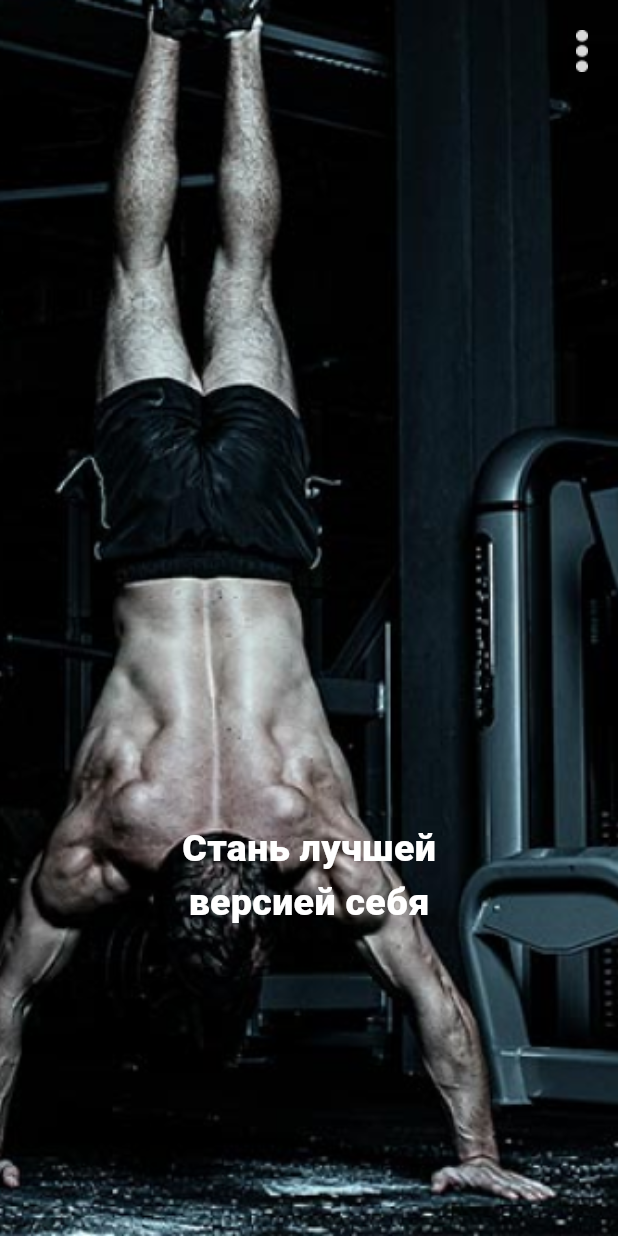
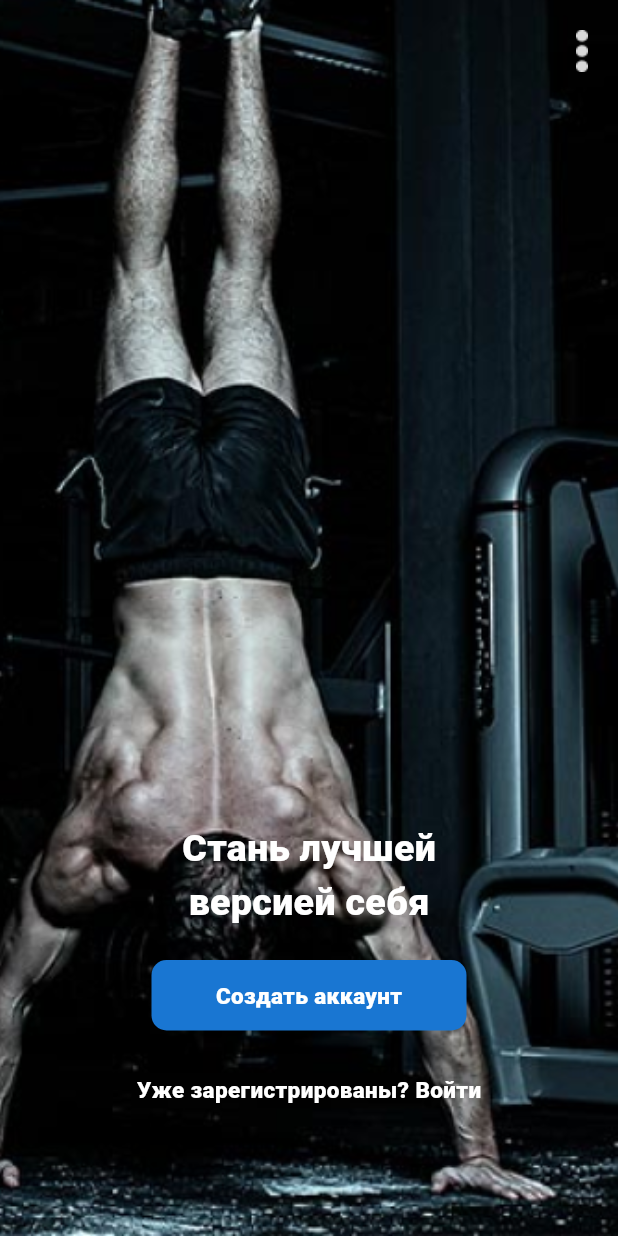
Before and after one commit to OlegPark/my_workout, a Flutter app: the screen it shows after launch, on a phone screen of 412 x 824 dp. Run offline on Flutter 3.47's test engine with Material 3 defaults, Android fonts, the light colour scheme and no system bars.

Commit message:
Закончил дизайн экрана welcome

```diff
--- a/lib/features/welcome/view/welcome_screen.dart
+++ b/lib/features/welcome/view/welcome_screen.dart
@@ -1,5 +1,5 @@
 import 'package:flutter/material.dart';
-import '../widgets/welcome_mid.dart';
+import '../widgets/welcome_bot.dart';
 import '../widgets/welcome_top.dart';
 
 class WelcomeScreen extends StatelessWidget {
@@ -23,7 +23,7 @@ class WelcomeScreen extends StatelessWidget {
           child: const Column(
             children: [
               WelcomeTop(),
-              WelcomeMid(),
+              WelcomeBot(),
             ],
           ),
          ),
--- /dev/null
+++ b/lib/features/welcome/widgets/welcome_bot.dart
@@ -0,0 +1,67 @@
+import 'package:flutter/material.dart';
+
+class WelcomeBot extends StatelessWidget {
+  const WelcomeBot({super.key});
+
+  @override
+  Widget build(BuildContext context) {
+    return Column(
+      children: [
+        Container(
+          padding: const EdgeInsets.only(top: 480),
+          child: const Text(
+            'Стань лучшей',
+            style: TextStyle(
+              color: Colors.white,
+              fontSize: 25,
+              fontWeight: FontWeight.w900,
+            ),
+          ),
+        ),
+        const Text(
+          'версией себя',
+          style: TextStyle(
+            color: Colors.white,
+            fontSize: 25,
+            fontWeight: FontWeight.w900,
+          ),
+        ),
+        const SizedBox(
+          height: 20,
+        ),
+        GestureDetector(
+          child: Container(
+            decoration: BoxDecoration(
+              color: Colors.blue.shade700,
+              borderRadius: BorderRadius.circular(10),
+            ),
+            height: 47,
+            width: 210,
+            alignment: Alignment.center,
+            child: const Text(
+              'Создать аккаунт',
+              style: TextStyle(
+                fontSize: 15,
+                fontWeight: FontWeight.w900,
+                color: Colors.white,
+              ),
+            ),
+          ),
+        ),
+        const SizedBox(
+          height: 29,
+        ),
+        GestureDetector(
+          child: const Text(
+            'Уже зарегистрированы? Войти',
+            style: TextStyle(
+              fontSize: 15,
+              fontWeight: FontWeight.w900,
+              color: Colors.white,
+            ),
+          ),
+        ),
+      ],
+    );
+  }
+}
--- a/lib/features/welcome/widgets/welcome_mid.dart
+++ /dev/null
@@ -1,32 +0,0 @@
-import 'package:flutter/material.dart';
-
-class WelcomeMid extends StatelessWidget {
-  const WelcomeMid({super.key});
-
-  @override
-  Widget build(BuildContext context) {
-    return Column(
-      children: [
-        Container(
-          padding: const EdgeInsets.only(top: 480),
-          child: const Text(
-            'Стань лучшей',
-            style: TextStyle(
-              color: Colors.white,
-              fontSize: 25,
-              fontWeight: FontWeight.w900,
-            ),
-          ),
-        ),
-        const Text(
-          'версией себя',
-          style: TextStyle(
-            color: Colors.white,
-            fontSize: 25,
-            fontWeight: FontWeight.w900,
-          ),
-        )
-      ],
-    );
-  }
-}
```
